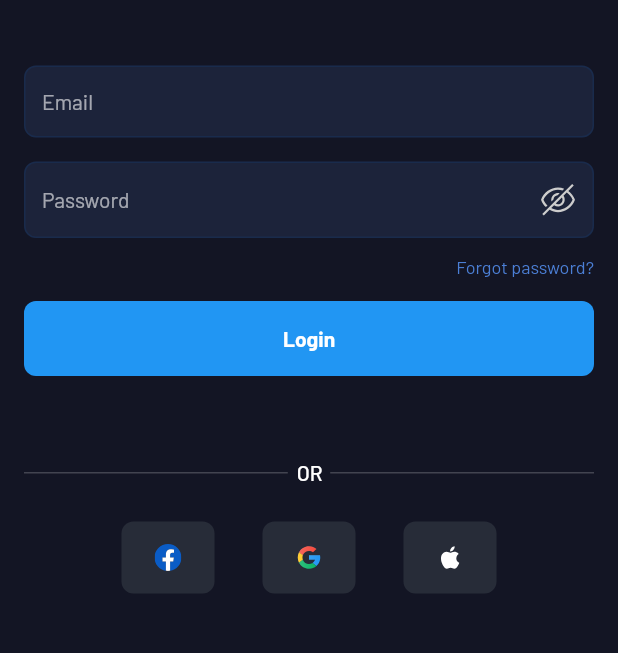
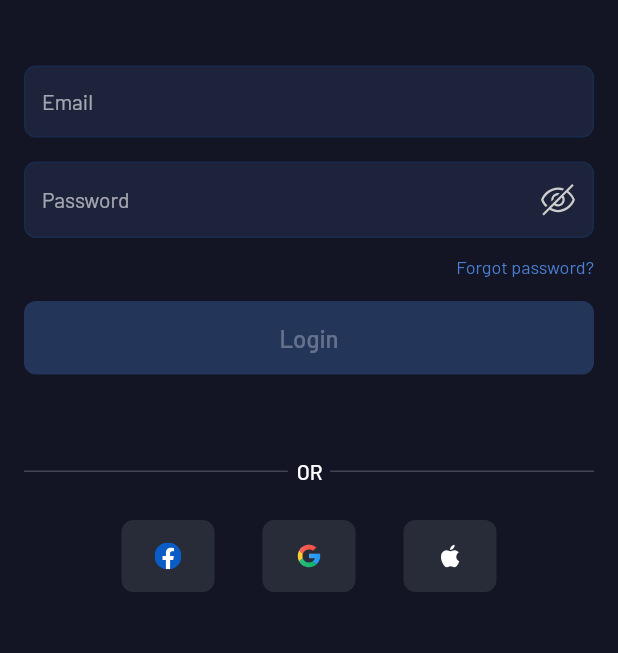
Before and after one commit to aziza1105/projective, a Flutter app: the screen it shows after launch, on a phone screen of 412 x 824 dp, the part 209-862 px from its top. Run offline on Flutter 3.47's test engine with Material 2 defaults, Android fonts, the phone set to English and light mode, and no system bars; our stand-ins replace flutter_svg, gap, pinput, video_player.

Commit message:
second commit

```diff
--- a/lib/assets/constants/colors.dart
+++ b/lib/assets/constants/colors.dart
@@ -1,4 +1,6 @@
 import 'dart:ui';
+
+import 'package:flutter/material.dart';
 
 const white = _white;
 const black = _black;
@@ -19,6 +21,8 @@ const textButtonColor = _c4B7FD6;
 const wButtonColor = _c4B7FD6;
 var disabledButtonColor = _c4B7FD6.withOpacity(.3);
 const socialMediaButtonColor = _c272C38;
+const pinPutBorderColor = _c006EE9;
+const green = Colors.green;
 //
 
 const _white = Color(0xFFFFFFFF);
@@ -34,3 +38,4 @@ const _c4B7FD6 = Color(0xFF4B7FD6);
 const _c1C233A = Color(0xFF1C233A);
 const _cfromRGBO = Color.fromRGBO(0, 110, 233, 0.10);
 const _c272C38 = Color(0xFF272C38);
+const _c006EE9 = Color(0xFF006EE9);
--- a/lib/assets/constants/icons.dart
+++ b/lib/assets/constants/icons.dart
@@ -14,6 +14,7 @@ sealed class AppIcons {
   static const facebook = '${_global}facebook.svg';
   static const google = '${_global}google.svg';
   static const logo = '${_global}logo.svg';
+  static const profilePicture = '${_global}profilePicture.png';
 
   // ------------------  Tasks Folder  ----------------------- //
   static const hamburger = '${_tasks}hamburger.svg';
--- /dev/null
+++ b/lib/assets/constants/images.dart
@@ -0,0 +1,5 @@
+const _images = 'assets/images/';
+
+sealed class AppImages {
+  static const profilePicture = '${_images}profile_picture.png';
+}
--- a/lib/assets/theme/theme.dart
+++ b/lib/assets/theme/theme.dart
@@ -3,7 +3,15 @@ import 'package:product/assets/constants/colors.dart';
 
 class AppTheme {
   static darkTheme() => ThemeData(
-
+    elevatedButtonTheme: ElevatedButtonThemeData(
+        style: ElevatedButton.styleFrom(
+          shape: RoundedRectangleBorder(
+            borderRadius: BorderRadius.circular(8),
+          ),
+          textStyle: const TextStyle(fontSize: 16, fontWeight: FontWeight.w600),
+          minimumSize: const Size(double.infinity, 48),
+          backgroundColor: textButtonColor,
+        )),
     fontFamily: 'Barlow',
     scaffoldBackgroundColor: scaffoldBackgroundColor,
     drawerTheme: const DrawerThemeData(
@@ -23,6 +31,5 @@ class AppTheme {
       surface: scaffoldBackgroundColor,
       onSurface: onPrimaryColor,
     ),
-
   );
 }
--- a/lib/core/widgets/w_button.dart
+++ b/lib/core/widgets/w_button.dart
@@ -1,12 +1,8 @@
-
 import 'package:flutter/cupertino.dart';
-import 'package:flutter/material.dart';
 
 import '../../assets/constants/colors.dart';
 
-
-
-class AnimatedButton extends StatefulWidget {
+class WButton extends StatelessWidget {
   final Function() onTap;
   final String text;
   final bool isDisabled;
@@ -18,8 +14,7 @@ class AnimatedButton extends StatefulWidget {
   final double? width;
   final double? height;
   final Widget? child;
-
-  const AnimatedButton({
+  const WButton({
     required this.onTap,
     this.isDisabled = false,
     this.isLoading = false,
@@ -35,93 +30,45 @@ class AnimatedButton extends StatefulWidget {
   });
 
   @override
-  _AnimatedButtonState createState() => _AnimatedButtonState();
-}
-
-
-
-class _AnimatedButtonState extends State<AnimatedButton>
-    with SingleTickerProviderStateMixin {
-  late AnimationController _animationController;
-  late Animation<double> _scaleAnimation;
-
-  @override
-  void initState() {
-    super.initState();
-
-    _animationController = AnimationController(
-      vsync: this,
-      duration: const Duration(milliseconds: 300),
-    );
-
-    _scaleAnimation = Tween<double>(begin: 1, end: 0.9).animate(
-      CurvedAnimation(
-        parent: _animationController,
-        curve: Curves.easeInOut,
-      ),
-    );
-  }
-
-  @override
-  void dispose() {
-    _animationController.dispose();
-    super.dispose();
-  }
-
-  @override
   Widget build(BuildContext context) {
     return GestureDetector(
       onTap: () {
-        if (!widget.isDisabled && !widget.isLoading) {
-          widget.onTap();
+        if (!isDisabled && !isLoading) {
+          onTap()
+          ;
         }
       },
-      onTapDown: (_) => _animationController.forward(),
-      onTapUp: (_) => _animationController.reverse(),
-      onTapCancel: () => _animationController.reverse(),
-      child: AnimatedBuilder(
-        animation: _animationController,
-        builder: (_, __) {
-          return Transform.scale(
-            scale: _scaleAnimation.value,
       child: Container(
-              height: widget.height,
-              width: widget.width ?? double.maxFinite,
+        height: height,
+        width: width ?? double.maxFinite,
         alignment: Alignment.center,
-              margin: widget.margin ?? EdgeInsets.zero,
-              padding: widget.padding ?? const EdgeInsets.symmetric(vertical: 15),
+        margin: margin ?? EdgeInsets.zero,
+        padding: padding ?? const EdgeInsets.symmetric(vertical: 15),
         decoration: BoxDecoration(
           borderRadius: BorderRadius.circular(8),
-                color: widget.isDisabled
-                    ? disabledButtonColor
-                    : widget.buttonColor ?? wButtonColor,
+          color: isDisabled ? disabledButtonColor : buttonColor ?? wButtonColor,
         ),
         child: Builder(
           builder: (_) {
-                  if (widget.isLoading) {
+            if (isLoading) {
               return const CupertinoActivityIndicator();
             }
-                  if (widget.child == null) {
+            if (child == null) {
               return Text(
-                      widget.text,
-                      style: widget.style ??
+                text,
+                style: style ??
                     TextStyle(
                       fontSize: 16,
                       fontWeight: FontWeight.w500,
-                            color: widget.isDisabled
-                                ? white.withOpacity(.3)
-                                : white,
+                      color: isDisabled ? white.withOpacity(.3) : white,
                     ),
               );
             } else {
-                    return widget.child!;
+              return child!;
             }
           },
         ),
       ),
     );
-        },
-      ),
-    );
   }
 }
--- a/lib/features/authenticiation/presentation/login_screen.dart
+++ b/lib/features/authenticiation/presentation/login_screen.dart
@@ -2,8 +2,9 @@ import 'package:flutter/material.dart';
 import 'package:flutter_svg/flutter_svg.dart';
 import 'package:gap/gap.dart';
 import 'package:product/core/widgets/w_button.dart';
+import 'package:product/features/authenticiation/presentation/pages/forgot_password/forgot_password_page.dart';
 import 'package:product/features/authenticiation/presentation/widgets/social_media_login_button.dart';
-import 'package:product/features/authenticiation/presentation/widgets/verification.dart';
+import 'package:product/features/authenticiation/presentation/pages/verification/verification_page.dart';
 
 import '../../../assets/constants/colors.dart';
 import '../../../assets/constants/icons.dart';
@@ -124,12 +125,12 @@ class _LoginScreenState extends State<LoginScreen> {
     passwordFocusNode.dispose();
     super.dispose();
   }
+
   @override
   Widget build(BuildContext context) {
     return Scaffold(
-      resizeToAvoidBottomInset: false,
-      body: Builder(builder: (context) {
-        return GestureDetector(
+        resizeToAvoidBottomInset: false,
+        body: GestureDetector(
           behavior: HitTestBehavior.opaque,
           onTap: () {
             if (FocusScope.of(context).hasFocus) {
@@ -202,6 +203,7 @@ class _LoginScreenState extends State<LoginScreen> {
                       } else if (value.length < 7) {
                         return 'Parol eng kamida 8ta belgidan tashkil topgan bo\'lishi kerak';
                       }
+
                       return null;
                     },
                   ),
@@ -209,11 +211,13 @@ class _LoginScreenState extends State<LoginScreen> {
                   Align(
                     alignment: Alignment.centerRight,
                     child: GestureDetector(
-                      onTap: () {ScaffoldMessenger.of(context).showSnackBar(
-                        const SnackBar(
-                          content: Text('Bu button hali ishlamaydi'),
-                        ),
-                      );
+                      onTap: () {
+                        Navigator.push(
+                          context,
+                          MaterialPageRoute(
+                            builder: (context) => const ForgotPasswordPage(),
+                          ),
+                        );
                       },
                       child: const Text(
                         'Forgot password?',
@@ -226,26 +230,17 @@ class _LoginScreenState extends State<LoginScreen> {
                     ),
                   ),
                   const Gap(16),
-
-                  AnimatedButton(
+                  WButton(
+                    isDisabled: !isLoginDataValid,
                     onTap: () {
-                      // Handle button tap
+                      Navigator.of(context).push(
+                        MaterialPageRoute(
+                          builder: (context) => const VerificationPage(),
+                        ),
+                      );
                     },
                     text: 'Login',
-                    style: TextStyle(
-                      fontSize: 14,
-                      fontWeight: FontWeight.bold,
-                      color: Colors.white,
-                    ),
-                    buttonColor: Colors.blue,
-                    height: 50,
-                    width: 700,
-
                   ),
-
-
-
-
                   const Gap(56),
                   const Row(
                     children: [
@@ -281,8 +276,6 @@ class _LoginScreenState extends State<LoginScreen> {
               ),
             ),
           ),
-        );
-      }),
-    );
+        ));
   }
 }
--- a/lib/features/authenticiation/presentation/widgets/social_media_login_button.dart
+++ b/lib/features/authenticiation/presentation/widgets/social_media_login_button.dart
@@ -15,7 +15,7 @@ class SocialMediaLoginButton extends StatelessWidget {
 
   @override
   Widget build(BuildContext context) {
-    return AnimatedButton(
+    return WButton(
       buttonColor: socialMediaButtonColor,
       width: 62,
       height: 48,
--- a/pubspec.yaml
+++ b/pubspec.yaml
@@ -13,6 +13,8 @@ dependencies:
   flutter_svg: ^2.0.8
   video_player: ^2.7.2
   gap: ^3.0.1
+  pinput: ^3.0.1
+
 
 
 dev_dependencies:
```
Also changed, not shown: lib/features/authenticiation/presentation/pages/forgot_password/forgot_password_page.dart (added, +174 -0 lines), lib/features/authenticiation/presentation/pages/verification/verification_page.dart (added, +99 -0 lines), assets/icons/global/profilePicture.png (added), pubspec.lock, 6 other files. Lines whose indentation alone changed are shown as unchanged.
